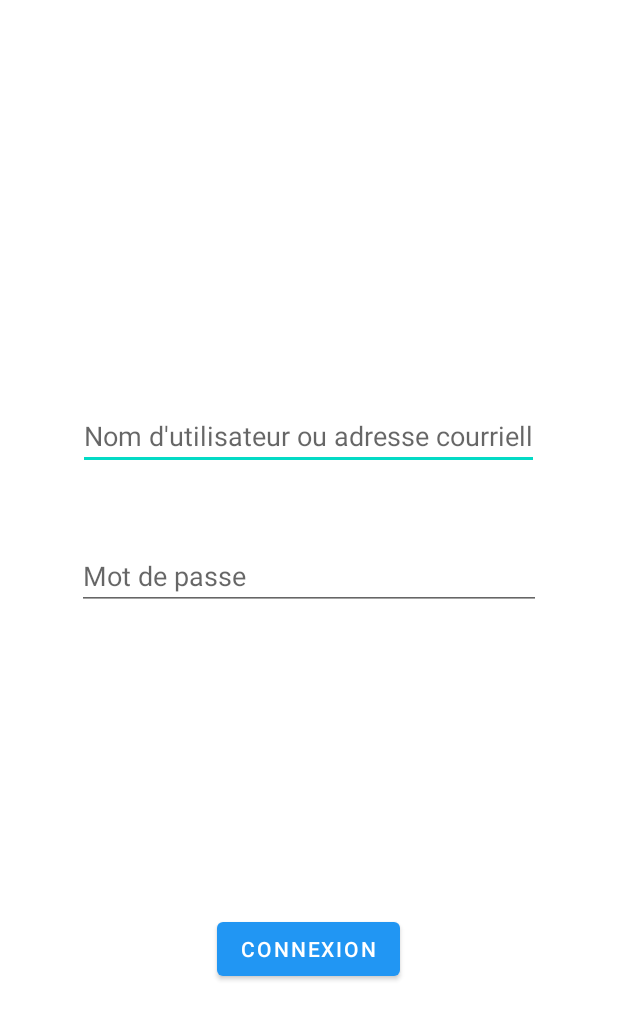
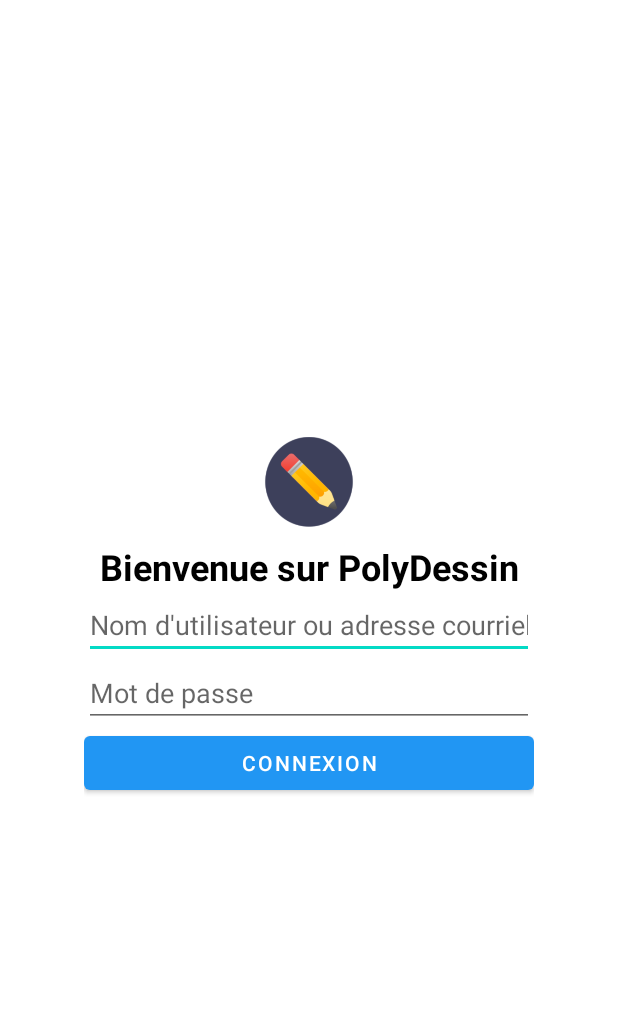
Before and after one commit to SamuelPoulin/neopolydessin, an Android app: the layout connexion_activity.xml on its own in the app's theme, with its tools: preview values and no code run, on a phone screen of 412 x 824 dp. Shown: the top 1020 px of the screen. Run offline under Robolectric (Android 15) with nearby library versions, the phone set to English and light mode, and no system bars.

Commit message:
P-46-52 creation de la page de connexion

```diff
--- a/clientLeger/app/src/main/AndroidManifest.xml
+++ b/clientLeger/app/src/main/AndroidManifest.xml
@@ -10,7 +10,7 @@
         android:supportsRtl="true"
         android:theme="@style/Theme.ClientLeger"
         android:usesCleartextTraffic="true">
-        <activity android:name=".ui.mainmenu.view.MainmenuActivity"
+        <activity android:name=".ui.connexion.view.ConnexionActivity"
             android:screenOrientation="landscape">
             <intent-filter>
                 <action android:name="android.intent.action.MAIN" />
--- a/clientLeger/app/src/main/res/layout/connexion_activity.xml
+++ b/clientLeger/app/src/main/res/layout/connexion_activity.xml
@@ -6,40 +6,63 @@
     android:layout_height="match_parent"
     tools:context=".ui.connexion.view.ConnexionActivity">
 
+    <LinearLayout
+        android:layout_width="match_parent"
+        android:layout_height="match_parent"
+        android:orientation="vertical"
+        android:gravity="center"
+        app:layout_constraintEnd_toEndOf="parent"
+        app:layout_constraintStart_toStartOf="parent"
+        >/
+        <LinearLayout
+            android:layout_width="wrap_content"
+            android:layout_height="wrap_content"
+            android:orientation="vertical"
+            android:layout_gravity="center"
+            android:weightSum="1"
+            >/
+        <ImageView
+            android:layout_width="60dp"
+            android:layout_height="60dp"
+            android:layout_gravity="center"
+            android:background="@drawable/login_screen_logo"
+            ></ImageView>
+        <TextView
+            android:layout_width="300dp"
+            android:layout_height="wrap_content"
+            android:layout_gravity="center"
+            android:text="Bienvenue sur PolyDessin"
+            android:textColor="@color/black"
+            android:textSize="24dp"
+            android:textAlignment="center"
+            android:layout_marginTop="10dp"
+            android:textStyle="bold"
+            ></TextView>
         <EditText
             android:id="@+id/connexionUsername"
-        android:layout_width="307dp"
+            android:layout_width="300dp"
             android:layout_height="wrap_content"
-        android:layout_marginTop="268dp"
+            android:layout_gravity="center"
+            android:hint="Nom d'utilisateur ou adresse courrielle"
             android:inputType="text"
-        android:hint="Nom d'utilisateur ou adresse courrielle"
-        app:layout_constraintEnd_toEndOf="parent"
-        app:layout_constraintHorizontal_bias="0.497"
-        app:layout_constraintStart_toStartOf="parent"
-        app:layout_constraintTop_toTopOf="parent" />
+            ></EditText>
 
         <EditText
             android:id="@+id/connexionUserMdp"
-        android:layout_width="309dp"
+            android:layout_width="300dp"
             android:layout_height="wrap_content"
-        android:layout_marginTop="48dp"
+            android:hint="Mot de passe"
             android:inputType="textPassword"
-        android:hint="Mot de passe"
-        app:layout_constraintEnd_toEndOf="parent"
-        app:layout_constraintStart_toStartOf="parent"
-        app:layout_constraintTop_toBottomOf="@+id/connexionUsername" />
+            android:layout_gravity="center"></EditText>
 
         <Button
             android:id="@+id/connexionButton"
-        android:layout_width="wrap_content"
+            android:layout_width="300dp"
             android:layout_height="wrap_content"
-        android:layout_marginBottom="152dp"
             android:text="Connexion"
-        app:layout_constraintBottom_toBottomOf="parent"
-        app:layout_constraintEnd_toEndOf="parent"
-        app:layout_constraintHorizontal_bias="0.498"
-        app:layout_constraintStart_toStartOf="parent"
-        app:layout_constraintTop_toBottomOf="@+id/connexionUserMdp"
-        app:layout_constraintVertical_bias="0.928" />
+            android:layout_gravity="center"></Button>
+        >
+        </LinearLayout>
+    </LinearLayout>
 
 </androidx.constraintlayout.widget.ConstraintLayout>
```
Also changed, not shown: clientLeger/app/src/main/res/drawable/login_screen_logo.png (added). Lines whose indentation alone changed are shown as unchanged.
